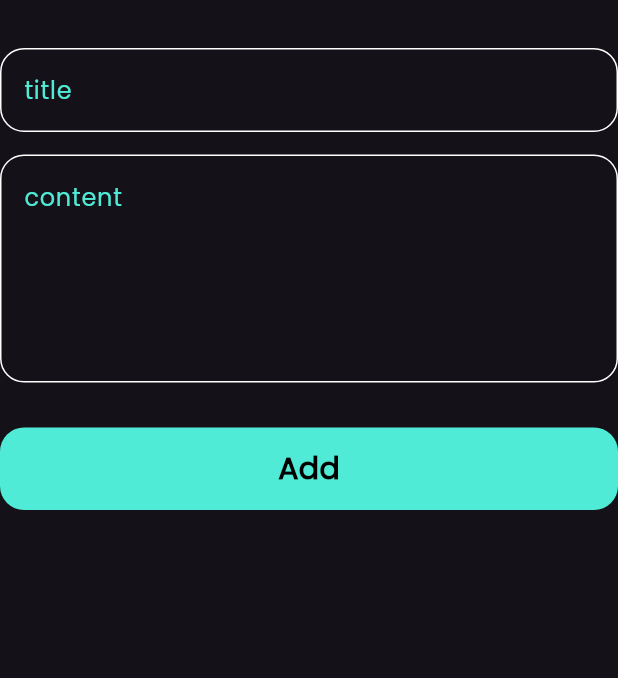
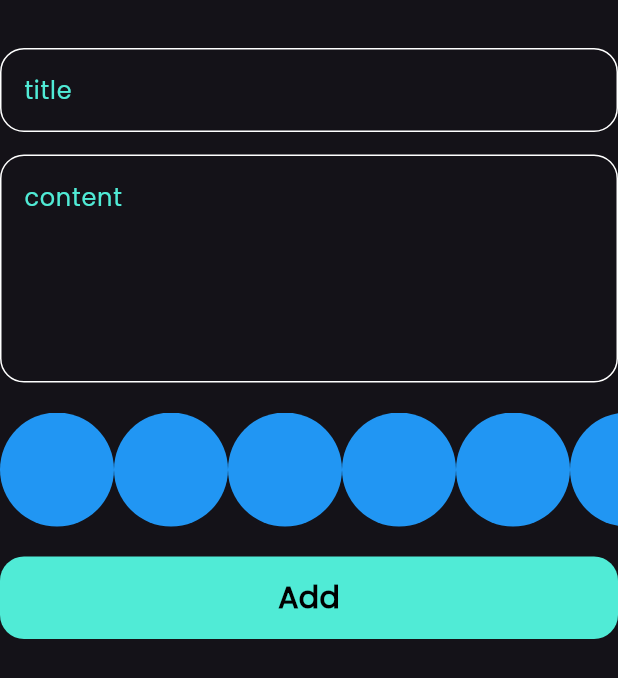
Before and after one commit to mohamedwdm/notes-app, a Flutter app: the AddNoteForm widget shown alone on an empty page, opened directly, on a phone screen of 412 x 824 dp. Shown: the top 678 px of the screen. Run offline on Flutter 3.47's test engine with Material 3 defaults, Android fonts, the phone set to English and light mode, and no system bars; our stand-ins replace bloc, flutter_bloc, hive, hive_flutter; accounts and stored records are empty.

Commit message:
create color list view part 1

```diff
--- a/lib/widgets/add_not_form.dart
+++ b/lib/widgets/add_not_form.dart
@@ -3,6 +3,7 @@ import 'package:flutter_bloc/flutter_bloc.dart';
 import 'package:intl/intl.dart';
 import 'package:notes_app/cubits/add_note_cubit/add_note_cubit.dart';
 import 'package:notes_app/models/notes_model.dart';
+import 'package:notes_app/widgets/colors_list_view.dart';
 import 'package:notes_app/widgets/custm_textfield.dart';
 import 'package:notes_app/widgets/custom_button.dart';
 
@@ -41,7 +42,10 @@ class _AddNoteFormState extends State<AddNoteForm> {
               subtitle = value;
             },
           ),
-          SizedBox(height: 30),
+          SizedBox(height: 20),
+          ColorsListView(),
+          SizedBox(height: 20),
+
           BlocBuilder<AddNoteCubit, AddNoteState>(
             builder: (context, state) {
               return CustomButton(
--- /dev/null
+++ b/lib/widgets/colors_list_view.dart
@@ -0,0 +1,29 @@
+
+import 'package:flutter/material.dart';
+
+class ColorItem extends StatelessWidget {
+  const ColorItem({super.key});
+
+  @override
+  Widget build(BuildContext context) {
+    return CircleAvatar(radius: 38, backgroundColor: Colors.blue);
+  }
+}
+
+class ColorsListView extends StatelessWidget {
+  const ColorsListView({super.key});
+
+  @override
+  Widget build(BuildContext context) {
+    return SizedBox(
+      height: 38 * 2,
+      child: ListView.builder(
+        itemCount: 10,
+        scrollDirection: Axis.horizontal,
+        itemBuilder: (context, index) {
+          return ColorItem();
+        },
+      ),
+    );
+  }
+}
```
Also changed, not shown: lib/widgets/add_note_bottom_sheet.dart (+7 -2 lines).
